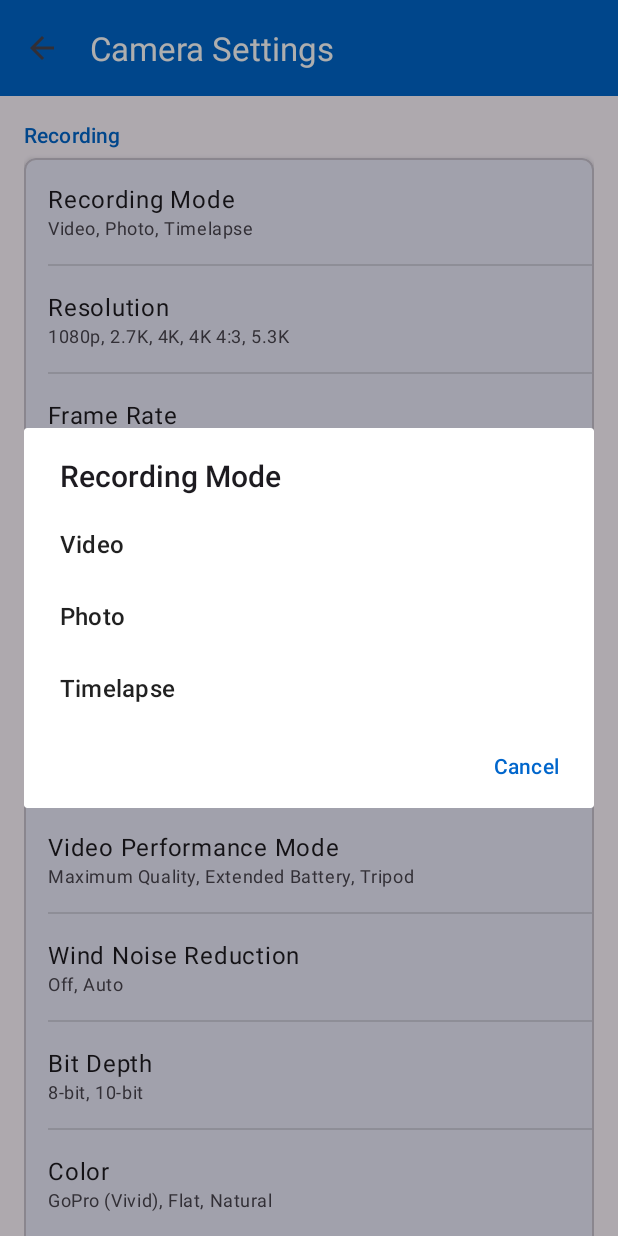
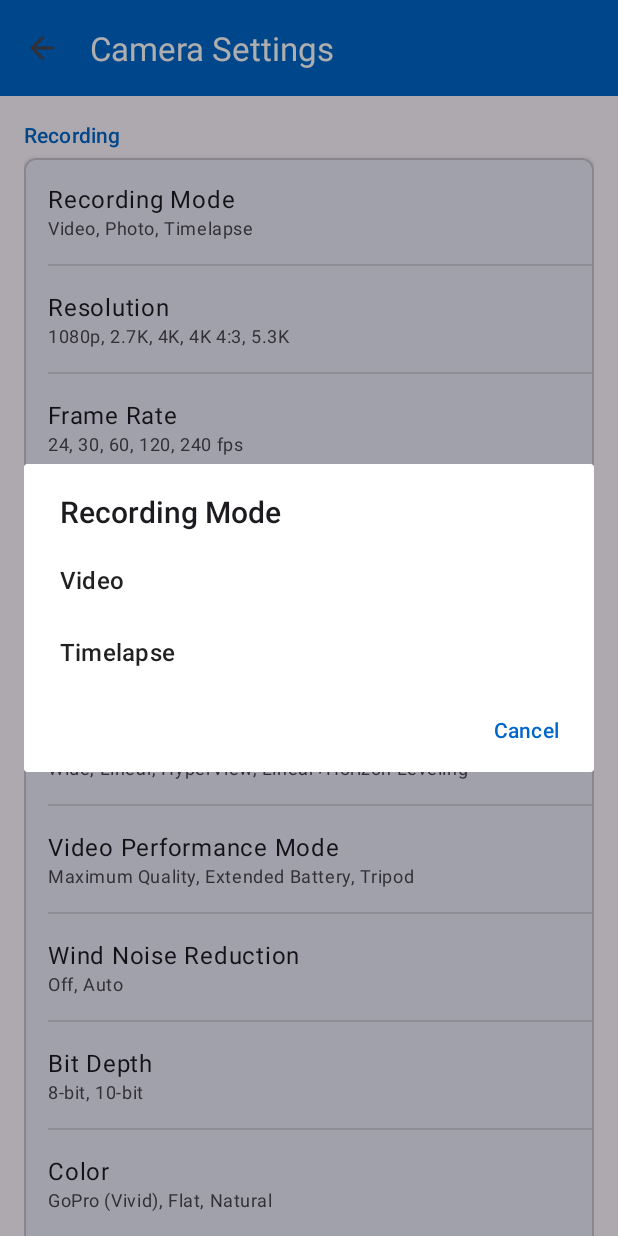
Before and after one commit to laddieri/GoProUnloader, an Android app: the CameraSettingsActivity screen opened directly, with no data from a screen before it, after a tap on "Recording Mode", on a phone screen of 412 x 824 dp. Run offline under Robolectric (Android 15) with nearby library versions, the phone set to English and light mode, and no system bars.

Commit message:
Remove GPS and Photo mode — not available on Hero 11 Mini Black
Hero 11 Mini Black has no GPS hardware, so the GPS setting is removed.
It is also a video-only camera with no Photo mode, so the Photo preset
group is removed from the Recording Mode picker.

https://claude.ai/code/session_019nCsiAxsSDi3oTtx61aPHH

```diff
--- a/app/src/main/java/com/gopro/unloader/ui/CameraSettingsActivity.kt
+++ b/app/src/main/java/com/gopro/unloader/ui/CameraSettingsActivity.kt
@@ -25,9 +25,9 @@ class CameraSettingsActivity : AppCompatActivity() {
     private data class CameraSetting(val id: Int, val name: String, val options: List<SettingOption>)
     private data class PresetOption(val label: String, val cmd: ByteArray)
 
+    // Hero 11 Mini Black is video-only; no Photo mode
     private val recordingModePresets = listOf(
         PresetOption("Video",      GoProBleManager.PRESET_GROUP_VIDEO),
-        PresetOption("Photo",      GoProBleManager.PRESET_GROUP_PHOTO),
         PresetOption("Timelapse",  GoProBleManager.PRESET_GROUP_TIMELAPSE)
     )
 
@@ -138,10 +138,7 @@ class CameraSettingsActivity : AppCompatActivity() {
         SettingOption("50 Hz (PAL)", 1)
     ))
 
-    private val gpsSetting = CameraSetting(83, "GPS", listOf(
-        SettingOption("Off", 0),
-        SettingOption("On", 1)
-    ))
+    // Note: Hero 11 Mini Black has no GPS hardware; GPS setting omitted
 
     private val quickCaptureSetting = CameraSetting(24, "Quick Capture", listOf(
         SettingOption("Off", 0),
@@ -214,7 +211,6 @@ class CameraSettingsActivity : AppCompatActivity() {
         reg(beepsSetting,            binding.rowBeeps)
         reg(ledSetting,              binding.rowLeds)
         reg(antiFlickerSetting,      binding.rowAntiFlicker)
-        reg(gpsSetting,              binding.rowGps)
         reg(quickCaptureSetting,     binding.rowQuickCapture)
         reg(videoFormatSetting,      binding.rowVideoFormat)
     }
--- a/app/src/main/res/layout/activity_camera_settings.xml
+++ b/app/src/main/res/layout/activity_camera_settings.xml
@@ -496,32 +496,6 @@
                     <View android:layout_width="match_parent" android:layout_height="1dp"
                         android:background="#1F000000" android:layout_marginStart="16dp" />
 
-                    <!-- GPS -->
-                    <LinearLayout
-                        android:id="@+id/row_gps"
-                        android:layout_width="match_parent"
-                        android:layout_height="wrap_content"
-                        android:orientation="vertical"
-                        android:padding="16dp"
-                        android:background="?attr/selectableItemBackground"
-                        android:clickable="true"
-                        android:focusable="true">
-                        <TextView
-                            android:layout_width="match_parent"
-                            android:layout_height="wrap_content"
-                            android:text="GPS"
-                            android:textAppearance="?attr/textAppearanceBodyLarge" />
-                        <TextView
-                            android:layout_width="match_parent"
-                            android:layout_height="wrap_content"
-                            android:text="Off, On"
-                            android:textAppearance="?attr/textAppearanceBodySmall"
-                            android:textColor="?attr/colorOnSurfaceVariant" />
-                    </LinearLayout>
-
-                    <View android:layout_width="match_parent" android:layout_height="1dp"
-                        android:background="#1F000000" android:layout_marginStart="16dp" />
-
                     <!-- Quick Capture -->
                     <LinearLayout
                         android:id="@+id/row_quick_capture"
```
